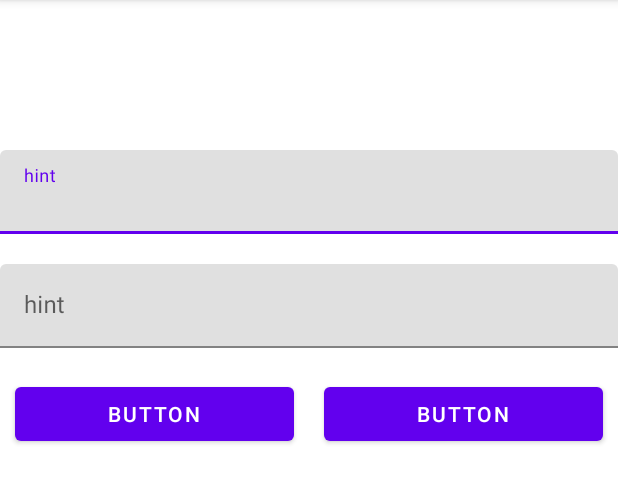
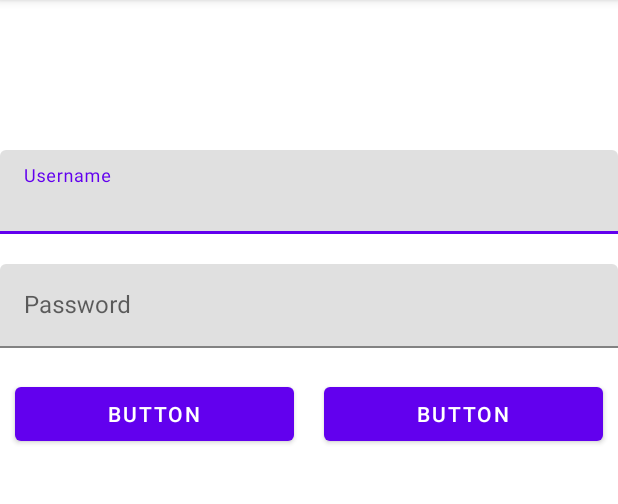
Before and after one commit to Panchober27/Trabajo2-AppMoviles, an Android app: the screen it shows after launch (MainActivity), on a phone screen of 412 x 824 dp, the part 84-588 px from its top. Run offline under Robolectric (Android 15) with nearby library versions, the phone set to English and light mode, and no system bars.

```diff
--- a/app/src/main/java/com/example/trabajo2_appmoviles_francisco_berwart/MainActivity.java
+++ b/app/src/main/java/com/example/trabajo2_appmoviles_francisco_berwart/MainActivity.java
@@ -3,12 +3,61 @@ package com.example.trabajo2_appmoviles_francisco_berwart;
 import androidx.appcompat.app.AppCompatActivity;
 
 import android.os.Bundle;
+import android.view.View;
+import android.widget.Button;
+import android.widget.Toast;
+
+import com.google.android.material.textfield.TextInputEditText;
 
 public class MainActivity extends AppCompatActivity {
+
+    private TextInputEditText user, password;
+    private Button btnOk, btnCancel;
 
     @Override
     protected void onCreate(Bundle savedInstanceState) {
         super.onCreate(savedInstanceState);
         setContentView(R.layout.activity_main);
+        // Inicializaciones.
+        inits();
+        // Listeners para los botones.
+        events();
     }
+
+    private void clickButtons(View btn){
+        if(btn.getId() == R.id.btnOk){
+            Toast.makeText(this,"Ahora Validaciones",Toast.LENGTH_LONG).show();
+        }
+
+        if(btn.getId() == R.id.btnCanel){
+            finish();
+        }
+    }
+
+
+
+    private void inits() {
+        user = findViewById(R.id.edUsername);
+        password = findViewById(R.id.edPassword);
+        btnOk = findViewById(R.id.btnOk);
+        btnCancel = findViewById(R.id.btnCanel);
+    }
+
+
+    private void events() {
+        btnOk.setOnClickListener(new View.OnClickListener() {
+            @Override
+            public void onClick(View v) {
+                clickButtons(v);
+            }
+        });
+        btnCancel.setOnClickListener(new View.OnClickListener() {
+            @Override
+            public void onClick(View v) {
+                clickButtons(v);
+            }
+        });
+    }
+
+
 }
--- a/app/src/main/res/layout/activity_main.xml
+++ b/app/src/main/res/layout/activity_main.xml
@@ -23,7 +23,7 @@
                 android:layout_width="match_parent"
                 android:layout_height="wrap_content"
                 android:layout_marginBottom="20dp"
-                android:hint="hint" />
+                android:hint="Username" />
 
             <com.google.android.material.textfield.TextInputLayout
                 android:layout_width="match_parent"
@@ -33,7 +33,8 @@
                     android:id="@+id/edPassword"
                     android:layout_width="match_parent"
                     android:layout_height="wrap_content"
-                    android:hint="hint" />
+                    android:inputType="textPassword"
+                    android:hint="Password" />
             </com.google.android.material.textfield.TextInputLayout>
         </com.google.android.material.textfield.TextInputLayout>
     </LinearLayout>
@@ -44,7 +45,7 @@
         android:orientation="horizontal">
 
         <Button
-            android:id="@+id/button"
+            android:id="@+id/btnOk"
             android:layout_width="match_parent"
             android:layout_height="wrap_content"
             android:layout_marginHorizontal="10dp"
@@ -52,7 +53,7 @@
             android:text="Button" />
 
         <Button
-            android:id="@+id/button2"
+            android:id="@+id/btnCanel"
             android:layout_width="match_parent"
             android:layout_height="wrap_content"
             android:layout_marginHorizontal="10dp"
```
